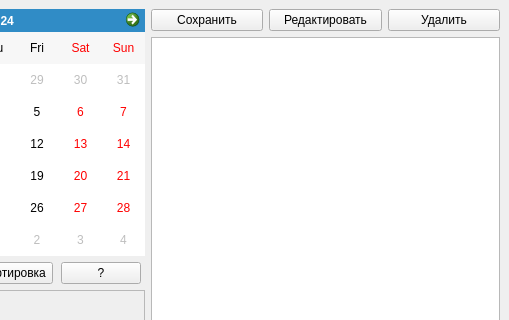
Before: the Qt Designer form mainwindow.ui in Omjejka/CalendarProject, drawn with Qt 5; both pictures show x 214 to 723 and y 0 to 320 of the 723 by 686 pixel window.
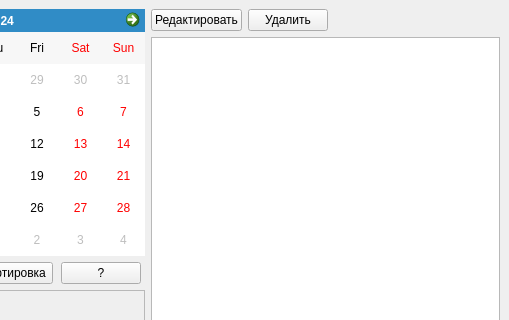
After: the same form once the commit is applied.

Diff of the .ui file:
```diff
--- a/mainwindow.ui
+++ b/mainwindow.ui
@@ -157,30 +157,35 @@
     </item>
     <item row="3" column="1">
      <layout class="QGridLayout" name="gridLayout_3">
-      <item row="0" column="2">
-       <widget class="QPushButton" name="delB">
-        <property name="text">
-         <string>Удалить</string>
-        </property>
-       </widget>
-      </item>
-      <item row="0" column="1">
-       <widget class="QPushButton" name="redactB">
-        <property name="text">
-         <string>Редактировать</string>
-        </property>
-       </widget>
-      </item>
-      <item row="0" column="0">
-       <widget class="QPushButton" name="saveB">
-        <property name="text">
-         <string>Сохранить</string>
-        </property>
-       </widget>
-      </item>
       <item row="1" column="0" colspan="3">
        <widget class="QPlainTextEdit" name="plainTextEdit"/>
       </item>
+      <item row="0" column="0">
+       <widget class="QPushButton" name="redactB">
+        <property name="sizePolicy">
+         <sizepolicy hsizetype="Fixed" vsizetype="Fixed">
+          <horstretch>0</horstretch>
+          <verstretch>0</verstretch>
+         </sizepolicy>
+        </property>
+        <property name="text">
+         <string>Редактировать</string>
+        </property>
+       </widget>
+      </item>
+      <item row="0" column="1">
+       <widget class="QPushButton" name="delB">
+        <property name="sizePolicy">
+         <sizepolicy hsizetype="Fixed" vsizetype="Fixed">
+          <horstretch>0</horstretch>
+          <verstretch>0</verstretch>
+         </sizepolicy>
+        </property>
+        <property name="text">
+         <string>Удалить</string>
+        </property>
+       </widget>
+      </item>
      </layout>
     </item>
    </layout>
```
